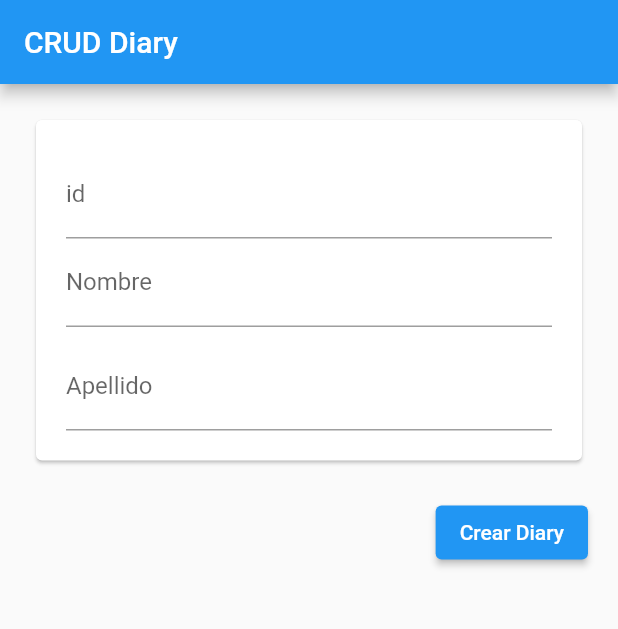
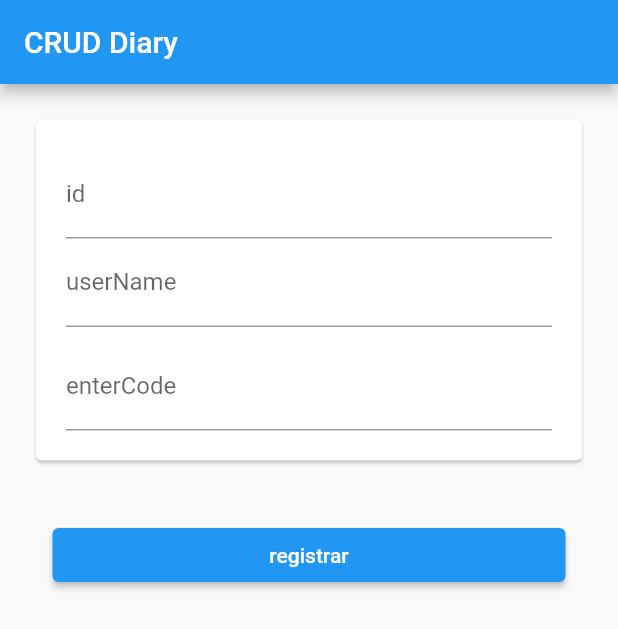
Before and after one commit to grabielh/sqllite, a Flutter app: the screen it shows after launch, on a phone screen of 412 x 824 dp. Shown: the top 629 px of the screen. Run offline on Flutter 3.47's test engine with Material 2 defaults, Android fonts, the phone set to English and light mode, and no system bars; our stand-ins replace gap, sqflite; accounts and stored records are empty.

Commit message:
modified:   lib/sqLite/bd_table_base/table_base.dart 	modified:   lib/sqLite/infraestructura/service/service_diary.dart 	modified:   lib/sqLite/widgets/presentacion.dart

```diff
--- a/lib/sqLite/bd_table_base/table_base.dart
+++ b/lib/sqLite/bd_table_base/table_base.dart
@@ -5,7 +5,7 @@ List get modelsTable => [
       _createTable(
           diaryTable,
           'id INTEGER PRIMARY KEY AUTOINCREMENT NOT NULL, '
-          'user TEXT, '
+          'userName TEXT, '
           'enterCode TEXT'),
       _createTable(
           pageTable,
--- a/lib/sqLite/widgets/presentacion.dart
+++ b/lib/sqLite/widgets/presentacion.dart
@@ -1,6 +1,7 @@
 // ignore_for_file: use_build_context_synchronously
 
 import 'package:flutter/material.dart';
+import 'package:gap/gap.dart';
 import 'package:sqllite/sqLite/dominio/models/models_diary.dart';
 import 'package:sqllite/sqLite/infraestructura/service/service_diary.dart';
 
@@ -36,9 +37,8 @@ class _CrudDiaryState extends State<CrudDiary> {
         ServiceDiary serviceDiary = ServiceDiary(
             moDiary: MoDiary(id: id, userName: name, enterCode: password));
 
-        var lisDiary = await serviceDiary.save();
+        await serviceDiary.save();
 
-        print(' ${lisDiary.toString()}');
         setState(() {
           serviceDiary.getDiaries();
         });
@@ -70,7 +70,7 @@ class _CrudDiaryState extends State<CrudDiary> {
         child: Column(
           crossAxisAlignment: CrossAxisAlignment.stretch,
           children: <Widget>[
-            _buildInput(context, _nameDiary, _password),
+            _buildInput(context, _id, _nameDiary, _password),
             const SizedBox(height: 20),
             _buildButton(context),
             const SizedBox(height: 20),
@@ -81,8 +81,8 @@ class _CrudDiaryState extends State<CrudDiary> {
     );
   }
 
-  Widget _buildInput(BuildContext context, TextEditingController nombre,
-      TextEditingController apellido) {
+  Widget _buildInput(BuildContext context, TextEditingController id,
+      TextEditingController userName, TextEditingController enterCode) {
     return Card(
       child: Padding(
         padding: const EdgeInsets.all(20),
@@ -90,19 +90,19 @@ class _CrudDiaryState extends State<CrudDiary> {
           crossAxisAlignment: CrossAxisAlignment.stretch,
           children: [
             TextField(
-              controller: _id,
+              controller: id,
               decoration: const InputDecoration(labelText: 'id'),
               keyboardType: TextInputType.number,
             ),
             TextField(
-              controller: nombre,
-              decoration: const InputDecoration(labelText: 'Nombre'),
+              controller: userName,
+              decoration: const InputDecoration(labelText: 'userName'),
               keyboardType: TextInputType.name,
             ),
             const SizedBox(height: 10),
             TextField(
-              controller: apellido,
-              decoration: const InputDecoration(labelText: 'Apellido'),
+              controller: enterCode,
+              decoration: const InputDecoration(labelText: 'enterCode'),
               keyboardType: TextInputType.name,
             ),
           ],
@@ -112,31 +112,23 @@ class _CrudDiaryState extends State<CrudDiary> {
   }
 
   Widget _buildButton(BuildContext context) {
-    return Row(mainAxisAlignment: MainAxisAlignment.spaceBetween, children: [
-      Visibility(
-        visible: !visible,
+    return Container(
+      padding: const EdgeInsets.all(15),
+      alignment: Alignment.center,
+      child: SizedBox(
+        width: 400,
         child: ElevatedButton(
           onPressed: () {
             // Lógica para crear/actualizar un registro Diary
             _insertarDatosDiary();
           },
-          child: const Text('Update Diary'),
+          child: const Text('registrar'),
         ),
       ),
-      Visibility(
-        visible: visible,
-        child: ElevatedButton(
-          onPressed: () {
-            // Lógica para crear/actualizar un registro Diary
-            _insertarDatosDiary();
-          },
-          child: const Text('Crear Diary'),
-        ),
-      ),
-    ]);
+    );
   }
 
-  Widget _buildShow(BuildContext context, ServiceDiary diary) {
+  Widget _buildShow(BuildContext context, ServiceDiary serviceDiary) {
     // Widget para mostrar los datos obtenidos de la base de datos
     return Container(
       width: 400,
@@ -145,7 +137,7 @@ class _CrudDiaryState extends State<CrudDiary> {
       padding: const EdgeInsets.all(20),
       child: FutureBuilder<List<MoDiary>>(
         // Lógica para obtener los Diarios y mostrarlos en esta sección
-        future: diary.getDiaries(),
+        future: serviceDiary.getDiaries(),
         builder: (context, snapshot) {
           if (snapshot.connectionState == ConnectionState.waiting) {
             return const CircularProgressIndicator();
@@ -160,19 +152,27 @@ class _CrudDiaryState extends State<CrudDiary> {
               itemBuilder: (context, index) {
                 final diary = diaryList[index];
                 return ListTile(
-                  title: TextButton(
-                    onPressed: () {
-                      setState(() {
-                        visible = false;
-                      });
-                    },
+                  leading: SizedBox(
+                    width: 100,
                     child: Row(
                       children: [
                         Text(diary.id.toString()),
+                        const MaxGap(10),
                         Text(diary.userName),
+                        const MaxGap(10),
                         Text(diary.enterCode)
                       ],
                     ),
+                  ),
+                  title: Row(
+                    children: [
+                      TextButton(onPressed: () {}, child: const Text('Update')),
+                      TextButton(
+                          onPressed: () {
+                            serviceDiary.delete(diaryList[index].id);
+                          },
+                          child: const Text('Delete')),
+                    ],
                   ),
                   // Aquí podrías añadir más información del Diary si es necesario
                 );
```
Also changed, not shown: lib/sqLite/infraestructura/service/service_diary.dart (+21 -5 lines).
